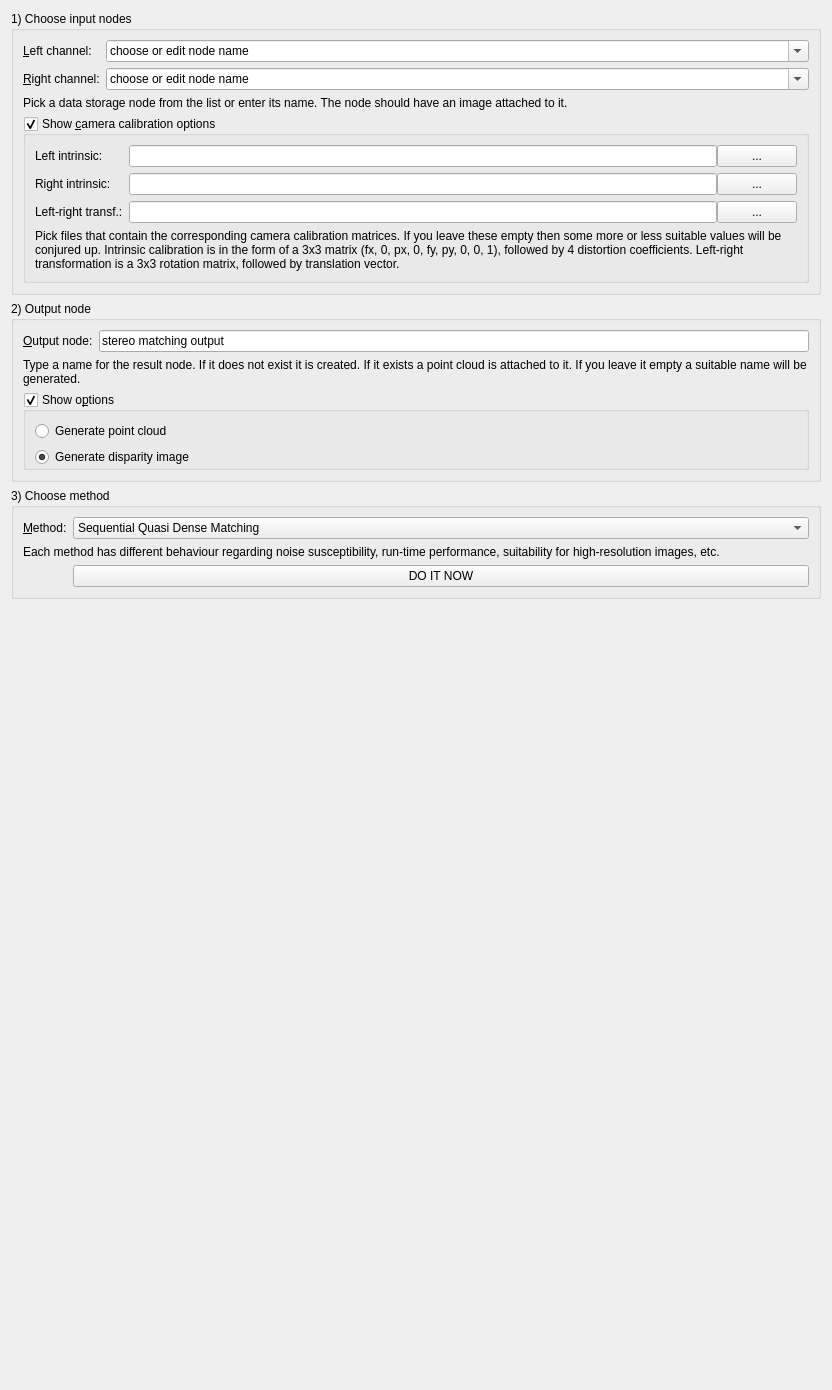
First picture: the form in Code/Gui/MITK/Plugins/uk.ac.ucl.cmic.igisurfacerecon/src/internal/SurfaceReconViewWidget.ui, repository NifTK/NifTK, before the edit.
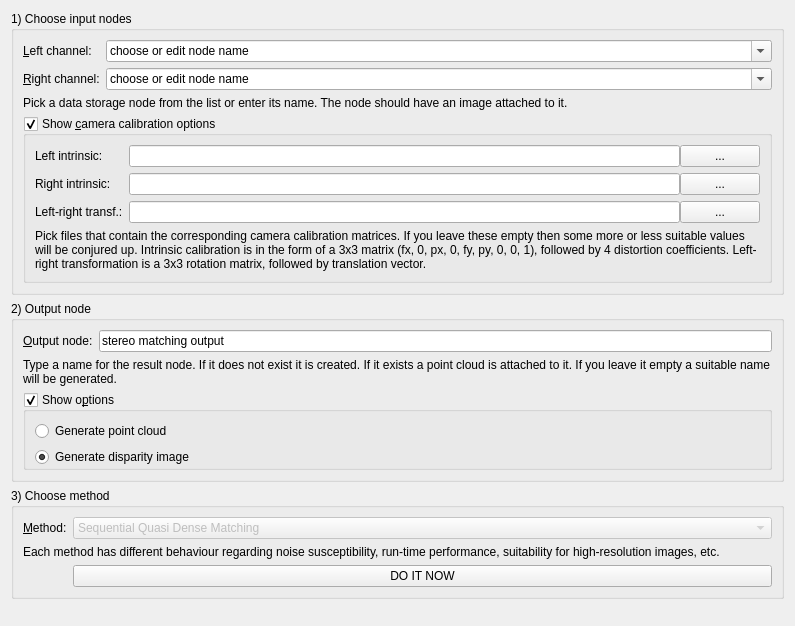
Second picture: the form after the edit. Custom widgets are drawn as their Qt base class.

Commit message: Bug #2388: disable combobox. no other method is implemented for the time being.

Patch:
```diff
--- a/Code/Gui/MITK/Plugins/uk.ac.ucl.cmic.igisurfacerecon/src/internal/SurfaceReconViewWidget.ui
+++ b/Code/Gui/MITK/Plugins/uk.ac.ucl.cmic.igisurfacerecon/src/internal/SurfaceReconViewWidget.ui
@@ -6,8 +6,8 @@
    <rect>
     <x>0</x>
     <y>0</y>
-    <width>832</width>
-    <height>1390</height>
+    <width>795</width>
+    <height>626</height>
    </rect>
   </property>
   <property name="windowTitle">
@@ -341,6 +341,9 @@
       </item>
       <item row="0" column="1">
        <widget class="QComboBox" name="MethodComboBox">
+        <property name="enabled">
+         <bool>false</bool>
+        </property>
         <item>
          <property name="text">
           <string>Sequential Quasi Dense Matching</string>
```
